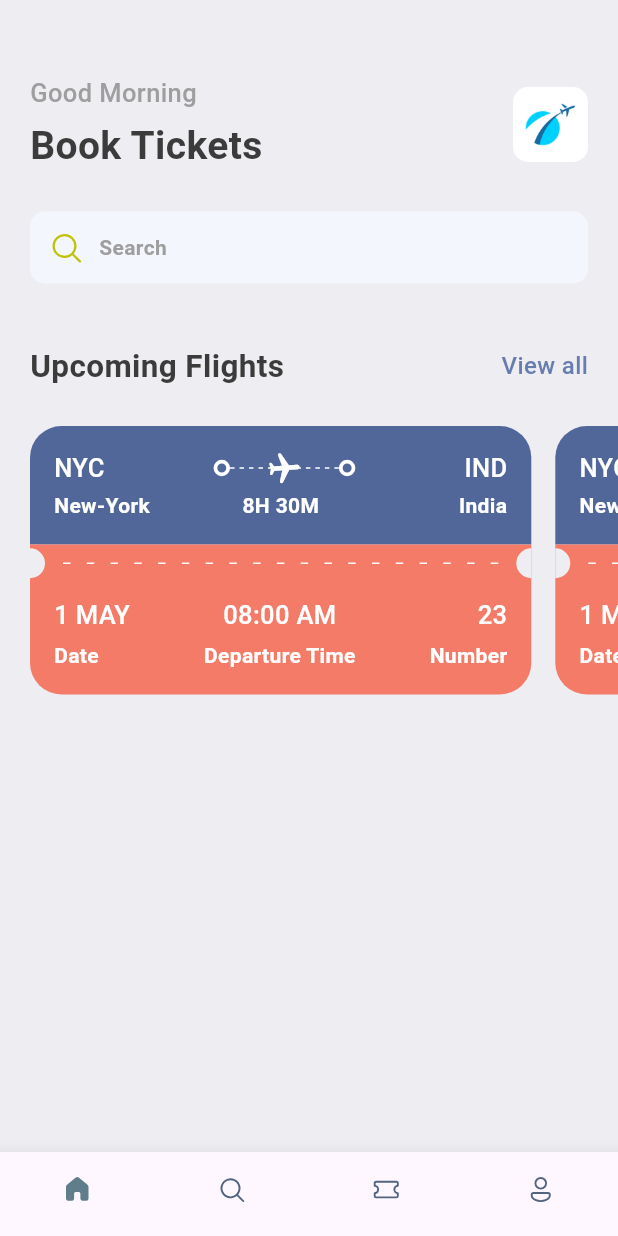
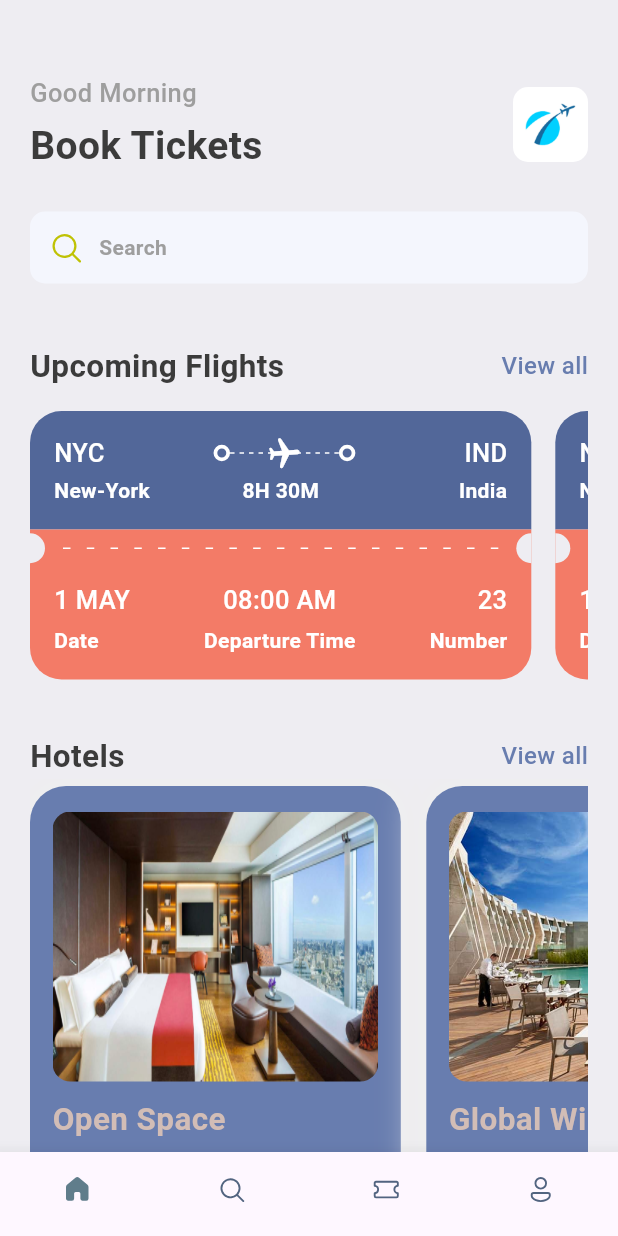
Before and after one commit to flutter-preview/MrCalifer-BookTicket_Flutter, a Flutter app: the screen it shows after launch, on a phone screen of 412 x 824 dp. Run offline on Flutter 3.47's test engine with Material 2 defaults, Android fonts, the phone set to English and light mode, and no system bars; our stand-ins replace fluentui_icons, gap.

Commit message:
Implemented data passing from local file to render UI in home screen

```diff
--- a/lib/Home/screen/home_screen.dart
+++ b/lib/Home/screen/home_screen.dart
@@ -1,6 +1,8 @@
 import 'package:booktickets/Home/views/header_view/header_view.dart';
+import 'package:booktickets/Home/views/hotel_view/hotel_view.dart';
 import 'package:booktickets/Home/views/search_view/search_view.dart';
 import 'package:booktickets/Home/views/ticket_view/ticket_view.dart';
+import 'package:booktickets/Utils/app_info_list.dart';
 import 'package:booktickets/Utils/app_styles.dart';
 import 'package:flutter/material.dart';
 import 'package:gap/gap.dart';
@@ -18,10 +20,15 @@ class HomeScreen extends StatelessWidget {
             padding: const EdgeInsets.symmetric(horizontal: 20, vertical: 10),
             child: Column(
               children: [
+                //Header View
                 const Gap(40),
                 const HeaderView(),
+
+                //Search Bar View
                 const Gap(25),
                 const SearchBarView(),
+
+                // Upcoming Flight View
                 const Gap(40),
                 Row(
                   mainAxisAlignment: MainAxisAlignment.spaceBetween,
@@ -40,19 +47,52 @@ class HomeScreen extends StatelessWidget {
                           )),
                     )
                   ],
+                ),
+
+                // Ticket List View
+                const Gap(15),
+                const SingleChildScrollView(
+                  scrollDirection: Axis.horizontal,
+                  child: Row(children: [
+                    TicketView(),
+                    TicketView(),
+                    TicketView(),
+                  ]),
+                ),
+
+                //Hotel View
+                const Gap(15),
+                Row(
+                  mainAxisAlignment: MainAxisAlignment.spaceBetween,
+                  children: [
+                    Text(
+                      "Hotels",
+                      style: Styles.headLineStyle2,
+                    ),
+                    InkWell(
+                      onTap: () {
+                        print("view all single tapped");
+                      },
+                      child: Text("View all",
+                          style: Styles.textStyle.copyWith(
+                            color: Styles.primaryColor,
+                          )),
+                    )
+                  ],
+                ),
+
+                // Hotel List View
+                SingleChildScrollView(
+                  scrollDirection: Axis.horizontal,
+                  child: Row(
+                    children: hotelList
+                        .map((hotel) => HotelView(hotel: hotel))
+                        .toList(),
+                  ),
                 )
               ],
             ),
           ),
-          const Gap(15),
-          const SingleChildScrollView(
-            scrollDirection: Axis.horizontal,
-            padding: EdgeInsets.only(left: 20),
-            child: Row(children: [
-              TicketView(),
-              TicketView(),
-            ]),
-          )
         ],
       ),
     );
--- /dev/null
+++ b/lib/Home/views/hotel_view/hotel_view.dart
@@ -0,0 +1,53 @@
+import 'package:booktickets/Utils/app_layout.dart';
+import 'package:booktickets/Utils/app_styles.dart';
+import 'package:flutter/material.dart';
+import 'package:gap/gap.dart';
+
+class HotelView extends StatelessWidget {
+  final Map<String, dynamic> hotel;
+  const HotelView({Key? key, required this.hotel}) : super(key: key);
+
+  @override
+  Widget build(BuildContext context) {
+    final size = AppLayout.getSize(context);
+    return Container(
+      padding: const EdgeInsets.symmetric(horizontal: 15, vertical: 17),
+      margin: const EdgeInsets.only(right: 17, top: 5),
+      decoration: BoxDecoration(
+          color: Styles.primaryColor,
+          borderRadius: BorderRadius.circular(24),
+          boxShadow: [
+            BoxShadow(
+                color: Colors.grey.shade200, blurRadius: 20, spreadRadius: 5)
+          ]),
+      width: size.width * 0.6, // 60% of the container width
+      height: 350,
+      child: Column(crossAxisAlignment: CrossAxisAlignment.start, children: [
+        Container(
+          height: 180,
+          decoration: BoxDecoration(
+              color: Styles.primaryColor,
+              borderRadius: BorderRadius.circular(12),
+              image: DecorationImage(
+                  fit: BoxFit.fill,
+                  image: AssetImage("assest/images/${hotel['image']}"))),
+        ),
+        const Gap(10),
+        Text(
+          hotel['place'],
+          style: Styles.headLineStyle2.copyWith(color: Styles.kakiCOlor),
+        ),
+        const Gap(5),
+        Text(
+          hotel['destination'],
+          style: Styles.headLineStyle3.copyWith(color: Colors.white),
+        ),
+        const Gap(8),
+        Text(
+          "\$${hotel['price']}/night",
+          style: Styles.headLineStyle1.copyWith(color: Styles.kakiCOlor),
+        ),
+      ]),
+    );
+  }
+}
--- /dev/null
+++ b/lib/Utils/app_info_list.dart
@@ -0,0 +1,39 @@
+List<Map<String, dynamic>> hotelList = [
+  {
+    'image': 'one.png',
+    'place': 'Open Space',
+    'destination': 'London',
+    'price': 25
+  },
+  {
+    'image': 'two.png',
+    'place': 'Global Will',
+    'destination': 'London',
+    'price': 40
+  },
+  {
+    'image': 'three.png',
+    'place': 'Tallest Building',
+    'destination': 'Dubai',
+    'price': 68
+  },
+];
+
+List<Map<String, dynamic>> ticketList = [
+  {
+    'from': {'code': "NYC", 'name': "New-York"},
+    'to': {'code': "LDN", 'name': "London"},
+    'flying_time': '8H 30M',
+    'date': "1 MAY",
+    'departure_time': "08:00 AM",
+    "number": 23
+  },
+  {
+    'from': {'code': "DK", 'name': "Dhaka"},
+    'to': {'code': "SH", 'name': "Shanghai"},
+    'flying_time': '4H 20M',
+    'date': "10 MAY",
+    'departure_time': "09:00 AM",
+    "number": 45
+  },
+];
--- a/lib/Utils/app_styles.dart
+++ b/lib/Utils/app_styles.dart
@@ -7,6 +7,7 @@ class Styles {
   static Color textColor = const Color(0xFF3b3b3b);
   static Color backgroundColor = const Color(0xFFeeedf2);
   static Color orangeColor = const Color(0xFFF37B67);
+  static Color kakiCOlor = const Color(0xFFd2bdb6);
 
   static TextStyle textStyle =
       TextStyle(fontSize: 16, color: textColor, fontWeight: FontWeight.w500);
@@ -17,8 +18,8 @@ class Styles {
   static TextStyle headLineStyle2 =
       TextStyle(fontSize: 21, color: textColor, fontWeight: FontWeight.bold);
 
-  static TextStyle headLineStyle3 =
-      TextStyle(fontSize: 17, color: Colors.grey.shade500, fontWeight: FontWeight.w500);
+  static TextStyle headLineStyle3 = TextStyle(
+      fontSize: 17, color: Colors.grey.shade500, fontWeight: FontWeight.w500);
 
   static TextStyle headLineStyle4 = TextStyle(
       fontSize: 14, color: Colors.grey.shade500, fontWeight: FontWeight.bold);
```
